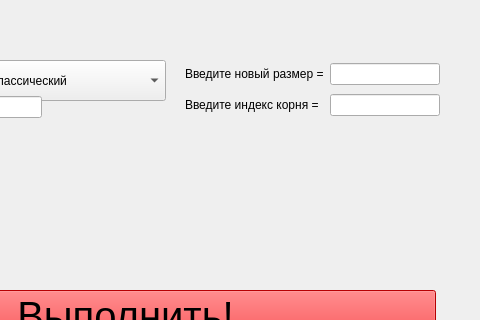
Above: interface.ui from porofieff/oop_prak4 before the change; both pictures show x 215 to 695 and y 0 to 320 of the 695 by 479 pixel window. Below: the same form after it.
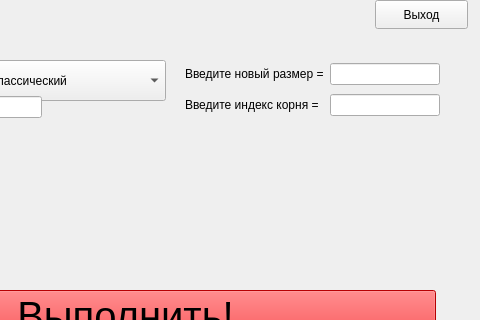
That is the form after the change.

Diff of the .ui file:
```diff
--- a/interface.ui
+++ b/interface.ui
@@ -230,6 +230,19 @@
     <string>Изменение корня по индексу</string>
    </property>
   </widget>
+  <widget class="QPushButton" name="exit_buttom">
+   <property name="geometry">
+    <rect>
+     <x>590</x>
+     <y>0</y>
+     <width>93</width>
+     <height>29</height>
+    </rect>
+   </property>
+   <property name="text">
+    <string>Выход</string>
+   </property>
+  </widget>
  </widget>
  <resources/>
  <connections/>
```
Left out of the diff: 2 changed lines with no effect on the pictures.
